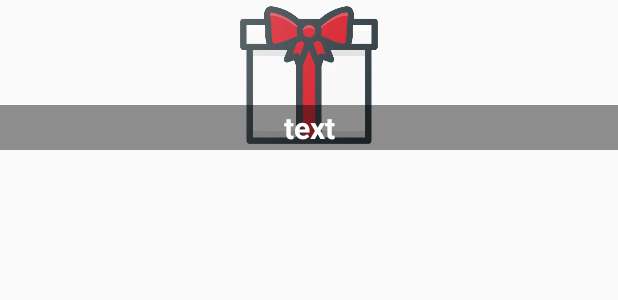
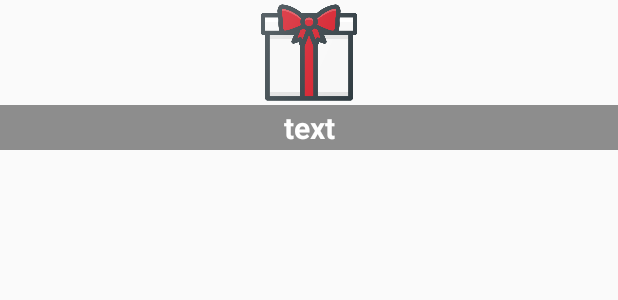
Before and after one commit to judemin/Self-Study, an Android app: the layout row_news.xml on its own in the app's theme, with its tools: preview values and no code run, on a phone screen of 412 x 824 dp. Shown: the top 300 px of the screen. Run offline under Robolectric (Android 15) with nearby library versions, the phone set to English and light mode, and no system bars.

Commit message:
Lecture 10 - 뉴스 앱 만들기
센치한 개발자 안드로이드 & 코틀린
- 액티비티에 추가
- 어댑터 추가

```diff
--- a/SentiLab-kotlin-android/SampleSenti/app/src/main/java/kplo/com/MyAdapter.java
+++ b/SentiLab-kotlin-android/SampleSenti/app/src/main/java/kplo/com/MyAdapter.java
@@ -43,6 +43,7 @@ public class MyAdapter extends RecyclerView.Adapter<MyAdapter.ViewHolder> {
      */
     public MyAdapter(String[] dataSet) { // 데이터 셋의 자료형을 자유롭게 설정 가능
         localDataSet = dataSet; // 초기 데이터 형태를 넣어주는데, 스트링 배열로 넣어줌
+        // 뷰 홀더가 dataset의 길이만큼 반복한다
     }
 
     // Create new views (invoked by the layout manager)
@@ -57,7 +58,7 @@ public class MyAdapter extends RecyclerView.Adapter<MyAdapter.ViewHolder> {
 
     // Replace the contents of a view (invoked by the layout manager)
     @Override
-    public void onBindViewHolder(ViewHolder viewHolder, final int position) {
+    public void onBindViewHolder(ViewHolder viewHolder, final int position) { // 반복한 컨텐츠를 bind한다 (push)
 
         // Get element from your dataset at this position and replace the
         // contents of the view with that element
--- a/SentiLab-kotlin-android/SampleSenti/app/src/main/java/kplo/com/NewsActivity.java
+++ b/SentiLab-kotlin-android/SampleSenti/app/src/main/java/kplo/com/NewsActivity.java
@@ -7,6 +7,8 @@ import androidx.recyclerview.widget.LinearLayoutManager;
 import androidx.recyclerview.widget.RecyclerView;
 
 public class NewsActivity extends AppCompatActivity {
+    private String[] _myDataset = {"1","2"};
+
     private RecyclerView _mRecyclerView;
     private RecyclerView.Adapter _mAdapter;
     private RecyclerView.LayoutManager _mLayoutManager;
@@ -22,7 +24,7 @@ public class NewsActivity extends AppCompatActivity {
         _mLayoutManager = new LinearLayoutManager(this);
         _mRecyclerView.setLayoutManager(_mLayoutManager);
 
-        _mAdapter = new MyAdapter(myDataset);
+        _mAdapter = new MyAdapter(_myDataset);
         _mRecyclerView.setAdapter(_mAdapter);
     }
 }
--- a/SentiLab-kotlin-android/SampleSenti/app/src/main/res/layout/activity_login.xml
+++ b/SentiLab-kotlin-android/SampleSenti/app/src/main/res/layout/activity_login.xml
@@ -86,6 +86,7 @@
         android:text="Or"/>
 
     <Button
+        android:id="@+id/act_login_faceButton"
         android:layout_width="match_parent"
         android:layout_height="50sp"
         android:background="@drawable/btn_blue"
--- a/SentiLab-kotlin-android/SampleSenti/app/src/main/res/layout/row_news.xml
+++ b/SentiLab-kotlin-android/SampleSenti/app/src/main/res/layout/row_news.xml
@@ -2,20 +2,19 @@
 <LinearLayout
     xmlns:android="http://schemas.android.com/apk/res/android"
     android:layout_width="match_parent"
-    android:layout_height="match_parent"
+    android:layout_height="100dp"
     android:orientation="vertical">
 
     <RelativeLayout
         android:layout_width="match_parent"
-        android:layout_height="100dp">
+        android:layout_height="match_parent">
 
         <ImageView
             android:id="@+id/row_news_iv"
             android:layout_width="match_parent"
-            android:layout_height="100dp"
+            android:layout_height="70dp"
             android:background="@null"
-            android:src="@drawable/birthday_box"
-            />
+            android:src="@drawable/birthday_box" />
 
         <TextView
             android:id="@+id/row_news_tv"
```
Also changed, not shown: SentiLab-kotlin-android/SampleSenti/app/src/main/java/kplo/com/MainActivity.java (+11 -0 lines).
